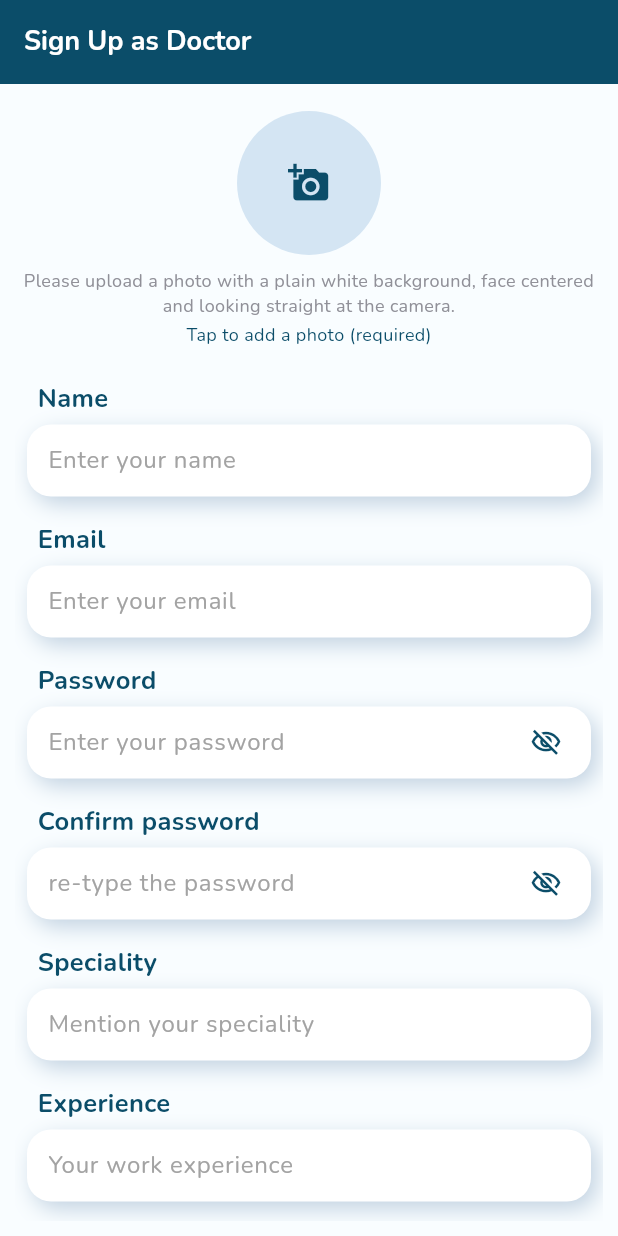
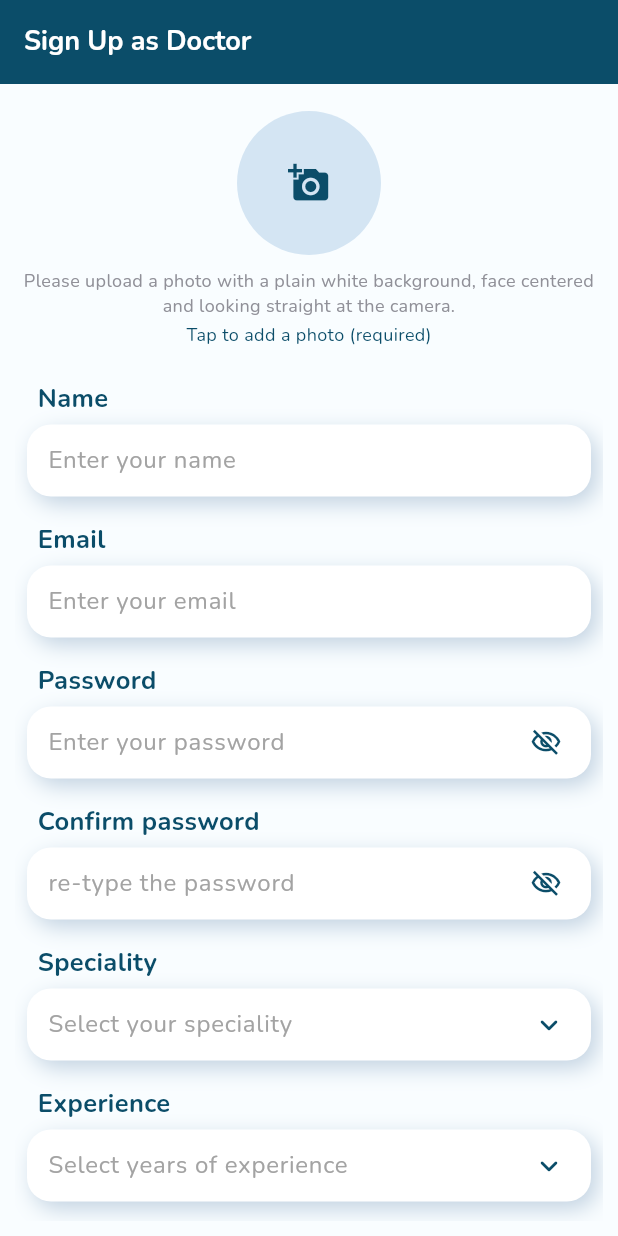
Before and after one commit to ZunairaMughal24/doctor_appointment, a Flutter app: the DoctorSignUpPage screen opened by its route, on a phone screen of 412 x 824 dp. Run offline on Flutter 3.47's test engine with Material 3 defaults, Android fonts, the light colour scheme and no system bars; our stand-ins replace cloud_firestore, dartz, equatable, firebase_auth, firebase_core, flutter_bloc and 7 more; missing offline and left inert: google_mlkit_face_detection; accounts and stored records are empty.

Commit message:
feat: implement account deletion and doctor profile removal features, enhance input validation, and add photo validation service

```diff
--- a/lib/Core/Widgets/app_text_field.dart
+++ b/lib/Core/Widgets/app_text_field.dart
@@ -1,4 +1,5 @@
 import 'package:flutter/material.dart';
+import 'package:flutter/services.dart' show LengthLimitingTextInputFormatter;
 import 'package:fyp/core/constants/app_colors.dart';
 
 /// Reusable neumorphic (soft 3D) form text field.
@@ -20,6 +21,10 @@ class AppTextField extends FormField<String> {
   /// fields, which show the show/hide eye toggle instead.
   final Widget? suffix;
 
+  /// Hard character cap, enforced silently via an input formatter so text can
+  /// never overflow the widgets it later renders in. Null = no cap.
+  final int? maxLength;
+
   AppTextField({
     super.key,
     required this.controller,
@@ -31,6 +36,7 @@ class AppTextField extends FormField<String> {
     this.maxLines = 1,
     super.enabled,
     this.suffix,
+    this.maxLength,
   }) : super(
           initialValue: controller.text,
           builder: (FormFieldState<String> field) {
@@ -86,6 +92,12 @@ class AppTextField extends FormField<String> {
                           maxLines: state.widget.obscureText
                               ? 1
                               : state.widget.maxLines,
+                          inputFormatters: state.widget.maxLength != null
+                              ? [
+                                  LengthLimitingTextInputFormatter(
+                                      state.widget.maxLength),
+                                ]
+                              : null,
                           onChanged: state.didChange,
                           style: TextStyle(
                               fontSize: 16,
--- a/lib/Core/constants/doctor_form_options.dart
+++ b/lib/Core/constants/doctor_form_options.dart
@@ -1,8 +1,42 @@
 /// Predefined option sets for the constrained doctor profile dropdowns
-/// (Services, Location, Availability). Shared by doctor sign-up and the profile
-/// editor so both offer the exact same choices.
+/// (Speciality, Experience, Services, Location, Availability). Shared by doctor
+/// sign-up and the profile editor so both offer the exact same choices.
 class DoctorFormOptions {
   DoctorFormOptions._();
+
+  /// Medical specialities.
+  static const List<String> specialities = [
+    'Cardiologist',
+    'Dermatologist',
+    'Neurologist',
+    'Pediatrician',
+    'Orthopedic Surgeon',
+    'Gynecologist',
+    'Psychiatrist',
+    'General Physician',
+    'ENT Specialist',
+    'Ophthalmologist',
+    'Dentist',
+    'Urologist',
+    'Gastroenterologist',
+    'Pulmonologist',
+  ];
+
+  /// Years of professional experience.
+  static const List<String> experienceYears = [
+    '1 year',
+    '2 years',
+    '3 years',
+    '4 years',
+    '5 years',
+    '6 years',
+    '7 years',
+    '8 years',
+    '10 years',
+    '12 years',
+    '15 years',
+    '20+ years',
+  ];
 
   /// Common service buckets a doctor can offer.
   static const List<String> services = [
--- a/lib/Core/di/injection_container.dart
+++ b/lib/Core/di/injection_container.dart
@@ -21,6 +21,8 @@ import '../../features/notifications/presentation/bloc/notification_bloc.dart';
 import '../../features/auth/data/datasources/auth_remote_data_source.dart';
 import '../../features/auth/data/repositories/auth_repository_impl.dart';
 import '../../features/auth/domain/repositories/auth_repository.dart';
+import '../../features/auth/domain/usecases/delete_account_usecase.dart';
+import '../../features/auth/domain/usecases/delete_doctor_profile_usecase.dart';
 import '../../features/auth/domain/usecases/get_current_user_usecase.dart';
 import '../../features/auth/domain/usecases/register_as_doctor_usecase.dart';
 import '../../features/auth/domain/usecases/sign_in_usecase.dart';
@@ -63,6 +65,8 @@ Future<void> initDependencies() async {
   sl.registerLazySingleton(() => SignOutUseCase(sl()));
   sl.registerLazySingleton(() => GetCurrentUserUseCase(sl()));
   sl.registerLazySingleton(() => SwitchRoleUseCase(sl()));
+  sl.registerLazySingleton(() => DeleteAccountUseCase(sl()));
+  sl.registerLazySingleton(() => DeleteDoctorProfileUseCase(sl()));
   sl.registerFactory(
     () => AuthBloc(
       signIn: sl(),
@@ -73,6 +77,8 @@ Future<void> initDependencies() async {
       signOut: sl(),
       getCurrentUser: sl(),
       switchRole: sl(),
+      deleteAccount: sl(),
+      deleteDoctorProfile: sl(),
     ),
   );
 
--- a/lib/features/auth/data/models/user_model.dart
+++ b/lib/features/auth/data/models/user_model.dart
@@ -7,6 +7,7 @@ class UserModel extends UserEntity {
     required super.email,
     required super.role,
     super.hasDoctorProfile = false,
+    super.imageUrl,
   });
 
   factory UserModel.fromFirestore(
@@ -22,6 +23,7 @@ class UserModel extends UserEntity {
       email: data['email'] ?? '',
       role: roleOverride ?? (isDoctor ? UserRole.doctor : UserRole.patient),
       hasDoctorProfile: hasDoctorProfile || isDoctor,
+      imageUrl: data['imageUrl'],
     );
   }
 
--- a/lib/features/auth/domain/entities/user_entity.dart
+++ b/lib/features/auth/domain/entities/user_entity.dart
@@ -9,12 +9,17 @@ class UserEntity extends Equatable {
   final UserRole role;
   final bool hasDoctorProfile;
 
+  /// Profile photo URL. For patients this is shown only on the profile screen;
+  /// for doctors the doctor record's imageUrl is what syncs across the app.
+  final String? imageUrl;
+
   const UserEntity({
     required this.uid,
     required this.name,
     required this.email,
     required this.role,
     this.hasDoctorProfile = false,
+    this.imageUrl,
   });
 
   bool get isDoctor => role == UserRole.doctor;
@@ -25,6 +30,7 @@ class UserEntity extends Equatable {
     String? email,
     UserRole? role,
     bool? hasDoctorProfile,
+    String? imageUrl,
   }) {
     return UserEntity(
       uid: uid ?? this.uid,
@@ -32,9 +38,11 @@ class UserEntity extends Equatable {
       email: email ?? this.email,
       role: role ?? this.role,
       hasDoctorProfile: hasDoctorProfile ?? this.hasDoctorProfile,
+      imageUrl: imageUrl ?? this.imageUrl,
     );
   }
 
   @override
-  List<Object?> get props => [uid, name, email, role, hasDoctorProfile];
+  List<Object?> get props =>
+      [uid, name, email, role, hasDoctorProfile, imageUrl];
 }
--- /dev/null
+++ b/lib/features/auth/domain/usecases/delete_account_usecase.dart
@@ -0,0 +1,13 @@
+import 'package:dartz/dartz.dart';
+import '../../../../core/errors/failures.dart';
+import '../../../../core/usecases/usecase.dart';
+import '../repositories/auth_repository.dart';
+
+class DeleteAccountUseCase implements UseCase<void, String> {
+  final AuthRepository repository;
+  DeleteAccountUseCase(this.repository);
+
+  @override
+  Future<Either<Failure, void>> call(String uid) =>
+      repository.deleteAccount(uid);
+}
--- /dev/null
+++ b/lib/features/auth/domain/usecases/delete_doctor_profile_usecase.dart
@@ -0,0 +1,37 @@
+import 'package:dartz/dartz.dart';
+import 'package:equatable/equatable.dart';
+
+import '../../../../core/errors/failures.dart';
+import '../../../../core/usecases/usecase.dart';
+import '../entities/user_entity.dart';
+import '../repositories/auth_repository.dart';
+
+class DeleteDoctorProfileParams extends Equatable {
+  final String uid;
+  final String name;
+  final String email;
+  const DeleteDoctorProfileParams({
+    required this.uid,
+    required this.name,
+    required this.email,
+  });
+
+  @override
+  List<Object?> get props => [uid, name, email];
+}
+
+/// Removes a doctor's professional profile and returns the resulting patient
+/// user (the account stays signed in, now as a patient).
+class DeleteDoctorProfileUseCase
+    implements UseCase<UserEntity, DeleteDoctorProfileParams> {
+  final AuthRepository repository;
+  DeleteDoctorProfileUseCase(this.repository);
+
+  @override
+  Future<Either<Failure, UserEntity>> call(DeleteDoctorProfileParams params) =>
+      repository.deleteDoctorProfile(
+        uid: params.uid,
+        name: params.name,
+        email: params.email,
+      );
+}
--- a/lib/features/auth/presentation/bloc/auth_event.dart
+++ b/lib/features/auth/presentation/bloc/auth_event.dart
@@ -138,3 +138,24 @@ class AuthSwitchRoleRequested extends AuthEvent {
 class AuthSignOutRequested extends AuthEvent {
   const AuthSignOutRequested();
 }
+
+class AuthDeleteAccountRequested extends AuthEvent {
+  final String uid;
+  const AuthDeleteAccountRequested(this.uid);
+  @override
+  List<Object?> get props => [uid];
+}
+
+/// A doctor removing their professional profile to continue as a patient.
+class AuthDeleteDoctorProfileRequested extends AuthEvent {
+  final String uid;
+  final String name;
+  final String email;
+  const AuthDeleteDoctorProfileRequested({
+    required this.uid,
+    required this.name,
+    required this.email,
+  });
+  @override
+  List<Object?> get props => [uid, name, email];
+}
--- a/lib/features/auth/presentation/pages/doctor_sign_up_page.dart
+++ b/lib/features/auth/presentation/pages/doctor_sign_up_page.dart
@@ -135,6 +135,7 @@ class _DoctorSignUpPageState extends State<DoctorSignUpPage> {
                   _buildInputField(
                     _vm.nameController,
                     "Enter your name",
+                    maxLength: 40,
                     validator: _vm.nameValidator,
                   ),
                   _buildLabel("Email"),
@@ -142,6 +143,7 @@ class _DoctorSignUpPageState extends State<DoctorSignUpPage> {
                     _vm.emailController,
                     "Enter your email",
                     keyboardType: TextInputType.emailAddress,
+                    maxLength: 60,
                     validator: _vm.emailValidator,
                   ),
                   _buildLabel("Password"),
@@ -159,15 +161,17 @@ class _DoctorSignUpPageState extends State<DoctorSignUpPage> {
                     validator: _vm.confirmPasswordValidator,
                   ),
                   _buildLabel("Speciality"),
-                  _buildInputField(
+                  _buildDropdownField(
                     _vm.specialityController,
-                    "Mention your speciality",
+                    "Select your speciality",
+                    options: DoctorFormOptions.specialities,
                     validator: _vm.specialityValidator,
                   ),
                   _buildLabel("Experience"),
-                  _buildInputField(
+                  _buildDropdownField(
                     _vm.experienceController,
-                    "Your work experience",
+                    "Select years of experience",
+                    options: DoctorFormOptions.experienceYears,
                     validator: _vm.experienceValidator,
                   ),
                   _buildLabel("Contact number"),
@@ -175,6 +179,7 @@ class _DoctorSignUpPageState extends State<DoctorSignUpPage> {
                     _vm.numberController,
                     "Enter number",
                     keyboardType: TextInputType.phone,
+                    maxLength: 15,
                     validator: _vm.phoneValidator,
                   ),
                   _buildLabel("Location"),
@@ -203,6 +208,7 @@ class _DoctorSignUpPageState extends State<DoctorSignUpPage> {
                     _vm.descriptionController,
                     "Tell patients about your experience and approach",
                     maxLines: 3,
+                    maxLength: 300,
                     validator: _vm.descriptionValidator,
                   ),
                   const SizedBox(height: 25),
@@ -251,6 +257,7 @@ class _DoctorSignUpPageState extends State<DoctorSignUpPage> {
     bool obscure = false,
     TextInputType? keyboardType,
     int maxLines = 1,
+    int? maxLength,
     String? Function(String?)? validator,
   }) {
     return Padding(
@@ -261,6 +268,7 @@ class _DoctorSignUpPageState extends State<DoctorSignUpPage> {
         obscureText: obscure,
         keyboardType: keyboardType,
         maxLines: maxLines,
+        maxLength: maxLength,
         validator: validator,
       ),
     );
--- a/pubspec.yaml
+++ b/pubspec.yaml
@@ -71,6 +71,10 @@ dependencies:
   # Runtime config (.env)
   flutter_dotenv: ^5.1.0
 
+  # On-device AI photo validation (doctor profile photos)
+  google_mlkit_face_detection: ^0.13.0
+  image: ^4.5.0
+
 dev_dependencies:
   flutter_test:
     sdk: flutter
```
Also changed, not shown: lib/Core/services/image_validation_service.dart (added, +146 -0 lines), lib/features/appointments/presentation/pages/schedule_appointment_page.dart (+17 -18 lines), lib/features/auth/data/datasources/auth_remote_data_source.dart (+99 -0 lines), lib/features/auth/data/repositories/auth_repository_impl.dart (+32 -0 lines), lib/features/auth/domain/repositories/auth_repository.dart (+10 -0 lines), lib/features/auth/presentation/bloc/auth_bloc.dart (+42 -0 lines), pubspec.lock, 1 other file.
